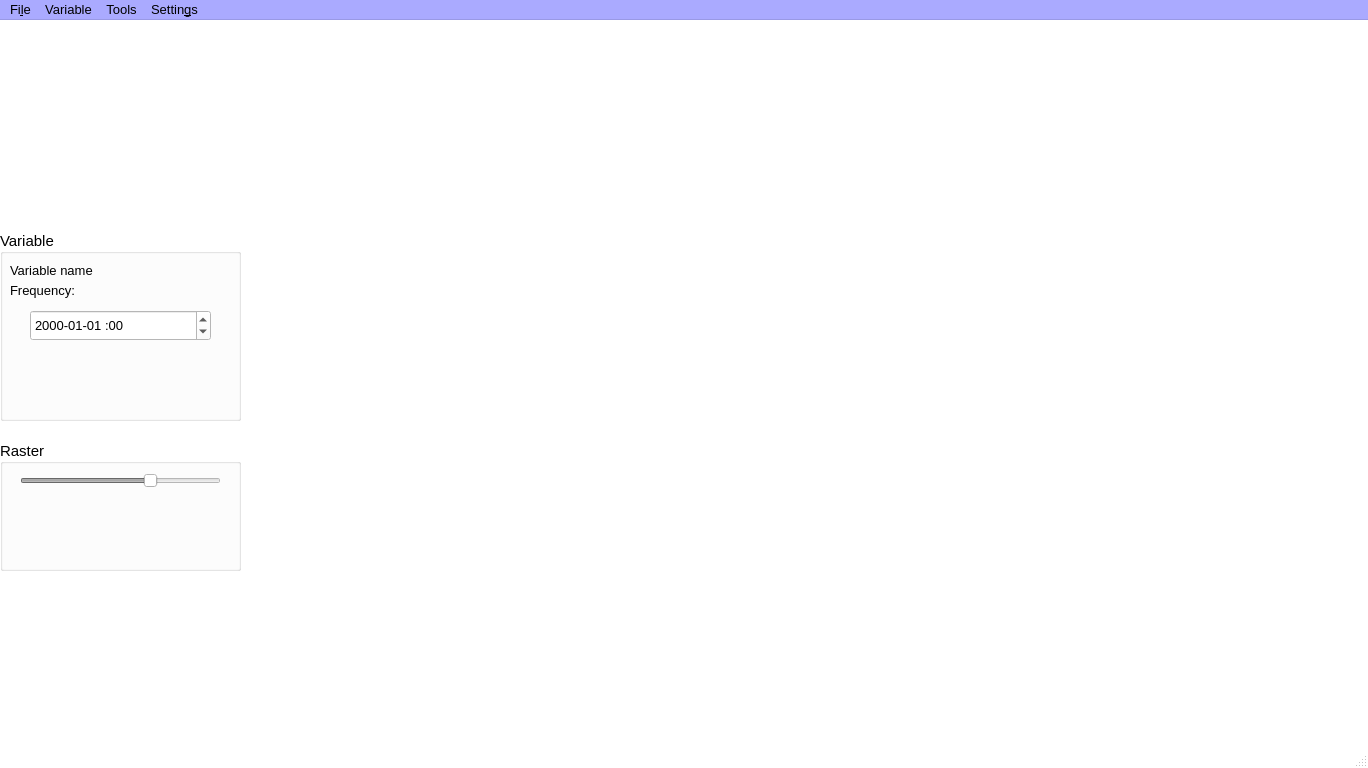
Above: PRAGA/mainwindow.ui from gaowudao/CRITERIA3D before the change. Below: the same form after it.
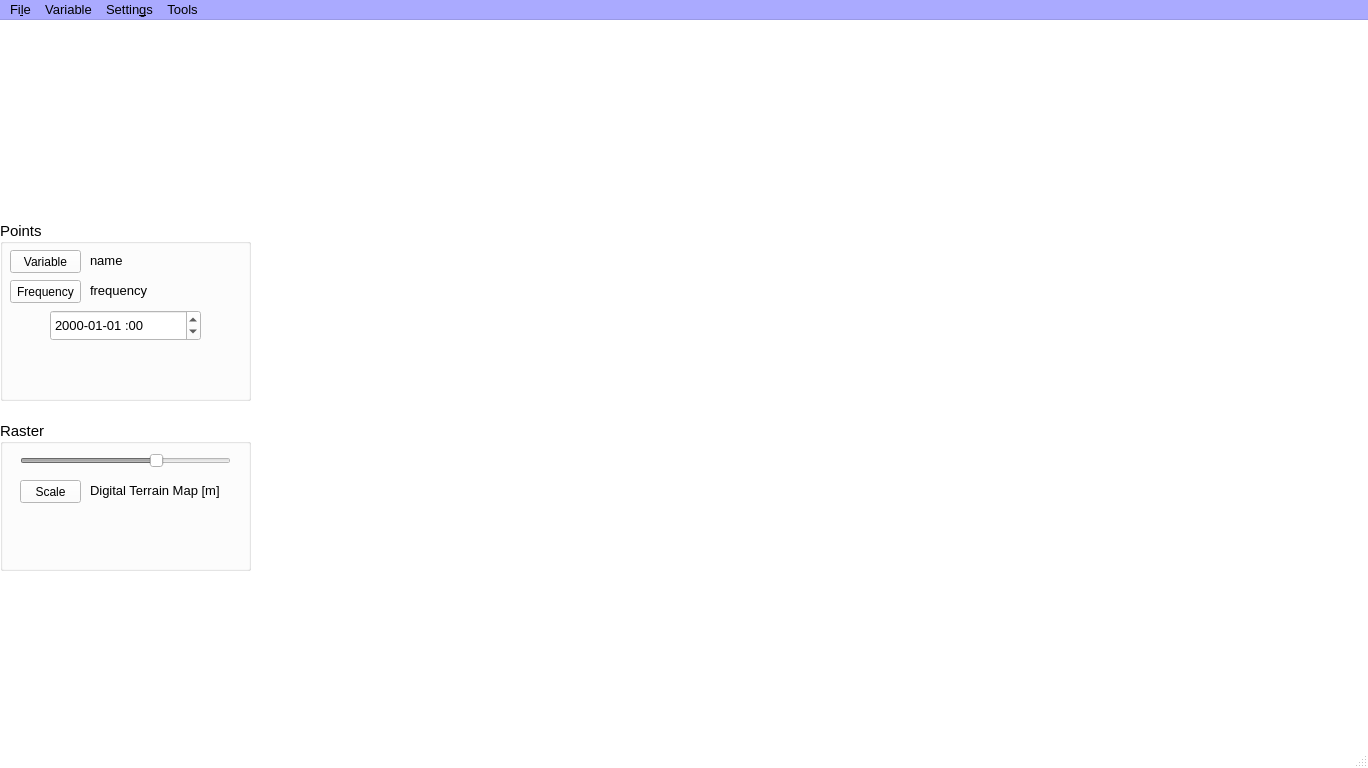
That is the form after the change.

```diff
--- a/PRAGA/mainwindow.ui
+++ b/PRAGA/mainwindow.ui
@@ -458,9 +458,9 @@
    <widget class="QWidget" name="widgetMap" native="true">
     <property name="geometry">
      <rect>
-      <x>250</x>
+      <x>260</x>
       <y>0</y>
-      <width>701</width>
+      <width>691</width>
       <height>561</height>
      </rect>
     </property>
@@ -477,9 +477,9 @@
     <property name="geometry">
      <rect>
       <x>0</x>
-      <y>420</y>
-      <width>241</width>
-      <height>131</height>
+      <y>400</y>
+      <width>251</width>
+      <height>151</height>
      </rect>
     </property>
     <property name="palette">
@@ -919,7 +919,7 @@
       <rect>
        <x>20</x>
        <y>30</y>
-       <width>201</width>
+       <width>211</width>
        <height>22</height>
       </rect>
      </property>
@@ -955,8 +955,8 @@
      <property name="geometry">
       <rect>
        <x>-1</x>
-       <y>70</y>
-       <width>241</width>
+       <y>100</y>
+       <width>251</width>
        <height>50</height>
       </rect>
      </property>
@@ -969,14 +969,87 @@
       <string>Raster colors</string>
      </property>
     </widget>
+    <widget class="QPushButton" name="rasterScaleButton">
+     <property name="geometry">
+      <rect>
+       <x>20</x>
+       <y>60</y>
+       <width>61</width>
+       <height>23</height>
+      </rect>
+     </property>
+     <property name="font">
+      <font>
+       <pointsize>9</pointsize>
+      </font>
+     </property>
+     <property name="text">
+      <string>Scale</string>
+     </property>
+    </widget>
+    <widget class="QLabel" name="labelRasterScale">
+     <property name="geometry">
+      <rect>
+       <x>90</x>
+       <y>60</y>
+       <width>151</width>
+       <height>21</height>
+      </rect>
+     </property>
+     <property name="palette">
+      <palette>
+       <active>
+        <colorrole role="WindowText">
+         <brush brushstyle="SolidPattern">
+          <color alpha="255">
+           <red>0</red>
+           <green>0</green>
+           <blue>0</blue>
+          </color>
+         </brush>
+        </colorrole>
+       </active>
+       <inactive>
+        <colorrole role="WindowText">
+         <brush brushstyle="SolidPattern">
+          <color alpha="255">
+           <red>0</red>
+           <green>0</green>
+           <blue>0</blue>
+          </color>
+         </brush>
+        </colorrole>
+       </inactive>
+       <disabled>
+        <colorrole role="WindowText">
+         <brush brushstyle="SolidPattern">
+          <color alpha="255">
+           <red>127</red>
+           <green>127</green>
+           <blue>127</blue>
+          </color>
+         </brush>
+        </colorrole>
+       </disabled>
+      </palette>
+     </property>
+     <property name="font">
+      <font>
+       <pointsize>10</pointsize>
+      </font>
+     </property>
+     <property name="text">
+      <string>Digital Terrain Map [m]</string>
+     </property>
+    </widget>
    </widget>
    <widget class="QGroupBox" name="groupBoxVariable">
     <property name="geometry">
      <rect>
       <x>0</x>
-      <y>210</y>
-      <width>241</width>
-      <height>191</height>
+      <y>200</y>
+      <width>251</width>
+      <height>181</height>
      </rect>
     </property>
     <property name="palette">
@@ -1403,7 +1476,7 @@
      <bool>false</bool>
     </property>
     <property name="title">
-     <string notr="true">Variable</string>
+     <string notr="true">Points</string>
     </property>
     <property name="alignment">
      <set>Qt::AlignLeading|Qt::AlignLeft|Qt::AlignVCenter</set>
@@ -1413,7 +1486,7 @@
       <rect>
        <x>0</x>
        <y>130</y>
-       <width>241</width>
+       <width>251</width>
        <height>51</height>
       </rect>
      </property>
@@ -1429,9 +1502,9 @@
     <widget class="QLabel" name="labelVariable">
      <property name="geometry">
       <rect>
-       <x>10</x>
+       <x>90</x>
        <y>30</y>
-       <width>211</width>
+       <width>151</width>
        <height>21</height>
       </rect>
      </property>
@@ -1478,15 +1551,15 @@
       </font>
      </property>
      <property name="text">
-      <string>Variable name</string>
+      <string>name</string>
      </property>
     </widget>
     <widget class="QLabel" name="labelFrequency">
      <property name="geometry">
       <rect>
-       <x>10</x>
-       <y>50</y>
-       <width>201</width>
+       <x>90</x>
+       <y>60</y>
+       <width>151</width>
        <height>21</height>
       </rect>
      </property>
@@ -1496,15 +1569,15 @@
       </font>
      </property>
      <property name="text">
-      <string>Frequency:</string>
+      <string>frequency</string>
      </property>
     </widget>
     <widget class="QDateTimeEdit" name="dateTimeEdit">
      <property name="geometry">
       <rect>
-       <x>30</x>
-       <y>80</y>
-       <width>181</width>
+       <x>50</x>
+       <y>90</y>
+       <width>151</width>
        <height>31</height>
       </rect>
      </property>
@@ -1554,6 +1627,42 @@
       <string>yyyy-MM-dd :HH</string>
      </property>
     </widget>
+    <widget class="QPushButton" name="frequencyButton">
+     <property name="geometry">
+      <rect>
+       <x>10</x>
+       <y>60</y>
+       <width>71</width>
+       <height>23</height>
+      </rect>
+     </property>
+     <property name="font">
+      <font>
+       <pointsize>9</pointsize>
+      </font>
+     </property>
+     <property name="text">
+      <string>Frequency</string>
+     </property>
+    </widget>
+    <widget class="QPushButton" name="variableButton">
+     <property name="geometry">
+      <rect>
+       <x>10</x>
+       <y>30</y>
+       <width>71</width>
+       <height>23</height>
+      </rect>
+     </property>
+     <property name="font">
+      <font>
+       <pointsize>9</pointsize>
+      </font>
+     </property>
+     <property name="text">
+      <string>Variable</string>
+     </property>
+    </widget>
    </widget>
   </widget>
   <widget class="QMenuBar" name="menuBar">
@@ -1562,7 +1671,7 @@
      <x>0</x>
      <y>0</y>
      <width>1368</width>
-     <height>26</height>
+     <height>21</height>
     </rect>
    </property>
    <property name="palette">
@@ -2050,8 +2159,8 @@
    </widget>
    <addaction name="menuFile"/>
    <addaction name="menuMap_server"/>
-   <addaction name="menuTools"/>
    <addaction name="menuGIS_settings"/>
+   <addaction name="menuTools"/>
   </widget>
   <widget class="QStatusBar" name="statusBar"/>
   <action name="actionLoadRaster">
```
Left out of the diff: 8 changed lines with no effect on the pictures.
